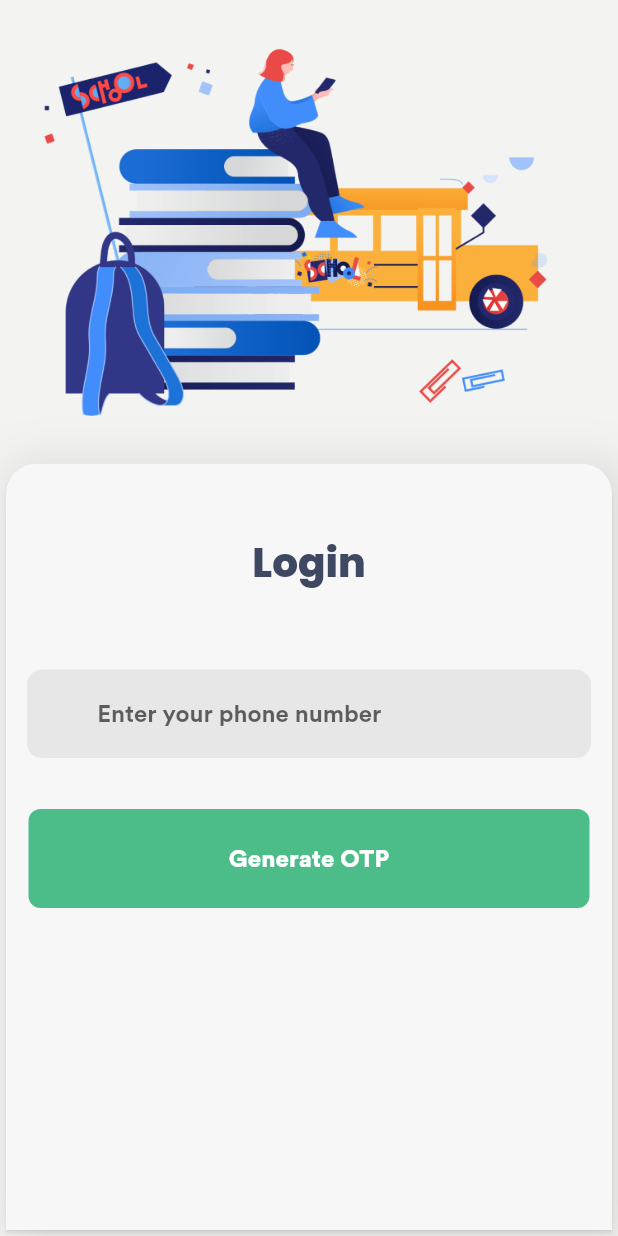
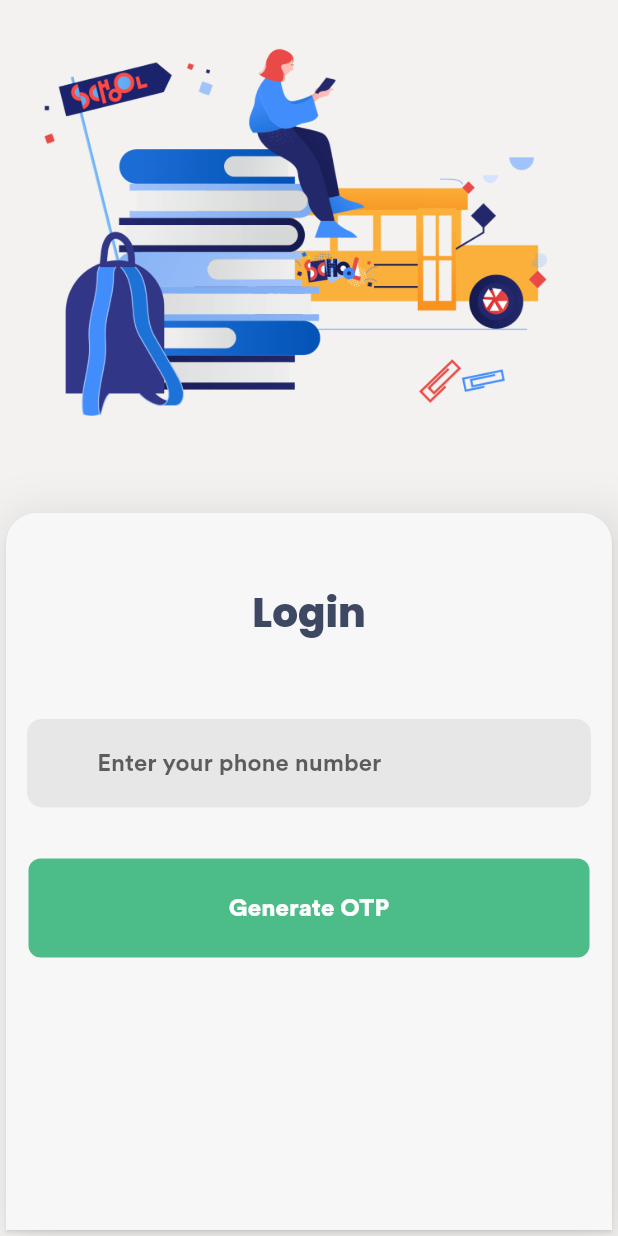
Before and after one commit to icodelifee/RCMASBusApp, a Flutter app: the screen it shows after launch, on a phone screen of 412 x 824 dp. Run offline on Flutter 3.47's test engine with Material 2 defaults, Android fonts, the light colour scheme and no system bars; our stand-ins replace cloud_firestore, connectivity, firebase_auth, firebase_core, flutter_hooks, flutter_slidable and 8 more; missing offline and left inert: fuzzywuzzy, search_page; accounts and stored records are empty.

Commit message:
feat: add 0 height appbar in login page

```diff
--- a/lib/ui/login/Widgets/generate_otp_card.dart
+++ b/lib/ui/login/Widgets/generate_otp_card.dart
@@ -18,7 +18,7 @@ class GenerateOTPCard extends StatelessWidget {
                 topLeft: Radius.circular(20), topRight: Radius.circular(20))),
         color: const Color(0xFFF7F7F7),
         child: Container(
-          height: Get.height * 0.62,
+          height: Get.height * 0.58,
           child: Column(
             children: [
               VerticalSpacer(num: 18),
--- a/lib/ui/login/Widgets/submit_otp_card.dart
+++ b/lib/ui/login/Widgets/submit_otp_card.dart
@@ -29,7 +29,7 @@ class SubmitOTPCard extends HookWidget {
               topLeft: Radius.circular(20), topRight: Radius.circular(20))),
       color: const Color(0xFFF7F7F7),
       child: Container(
-        height: Get.height * 0.62,
+        height: Get.height * 0.58,
         child: Column(
           children: [
             VerticalSpacer(num: 18),
--- a/lib/ui/login/login_page.dart
+++ b/lib/ui/login/login_page.dart
@@ -2,18 +2,16 @@ import 'package:flutter/cupertino.dart';
 import 'package:flutter/material.dart';
 import 'package:flutter_hooks/flutter_hooks.dart';
 import 'package:rcmasbusapp/app_theme.dart';
-import 'package:rcmasbusapp/ui/login/Widgets/bg_image.dart';
 import 'package:rcmasbusapp/ui/login/Widgets/generate_otp_card.dart';
 import 'package:rcmasbusapp/ui/login/Widgets/submit_otp_card.dart';
 import 'package:rcmasbusapp/ui/login/login_page_viewmodel.dart';
 import 'package:hooks_riverpod/hooks_riverpod.dart';
 
 class LoginPage extends HookWidget {
-  final _transitionBuilder =
-      (Widget child, Animation<double> animation) => ScaleTransition(
-            scale: animation,
-            child: child,
-          );
+  final _transitionBuilder = (Widget c, Animation<double> a) => ScaleTransition(
+        scale: a,
+        child: c,
+      );
 
   @override
   Widget build(BuildContext context) {
@@ -21,7 +19,12 @@ class LoginPage extends HookWidget {
     provider.phone = useTextEditingController();
     provider.pinPutController = useTextEditingController();
     return Scaffold(
-      backgroundColor: Color(0xFFF3F3F1),
+      appBar: PreferredSize(
+          preferredSize: Size.fromHeight(0.0), // here the desired height
+          child: AppBar(
+            backgroundColor: Colors.transparent,
+            elevation: 0,
+          )),
       body: Stack(
         children: [
           Image.asset('assets/illust.png'),
```
